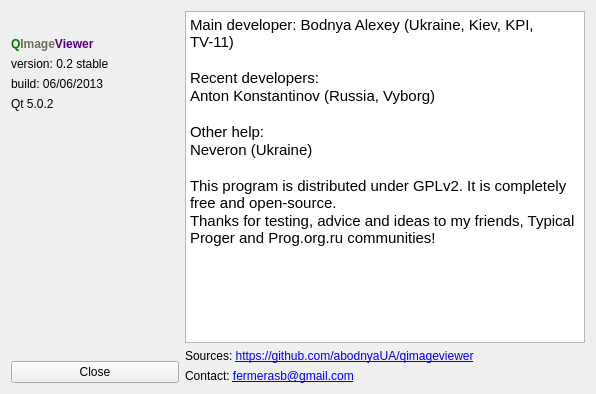
Before: the Qt Designer form src/aboutform.ui in abodnyaUA/qimageviewer, drawn with Qt 5.
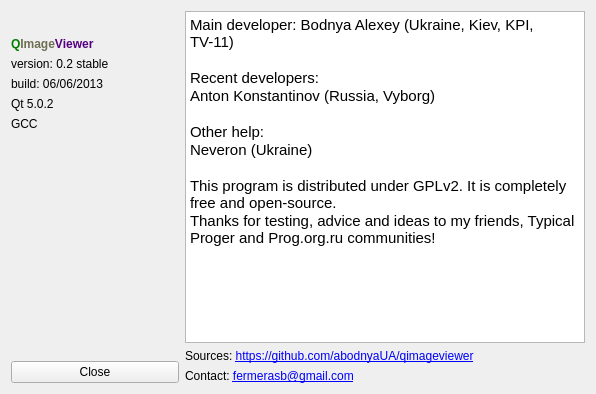
After: the same form once the commit is applied. Icons and pictures are not drawn.

The edit to the form file:
```diff
--- a/src/aboutform.ui
+++ b/src/aboutform.ui
@@ -111,6 +111,13 @@
        </property>
       </widget>
      </item>
+     <item>
+      <widget class="QLabel" name="compillerLabel">
+       <property name="text">
+        <string>GCC</string>
+       </property>
+      </widget>
+     </item>
      <item>
       <spacer name="verticalSpacer">
        <property name="orientation">
```
Left out of the diff: 28 changed lines with no effect on the pictures.
